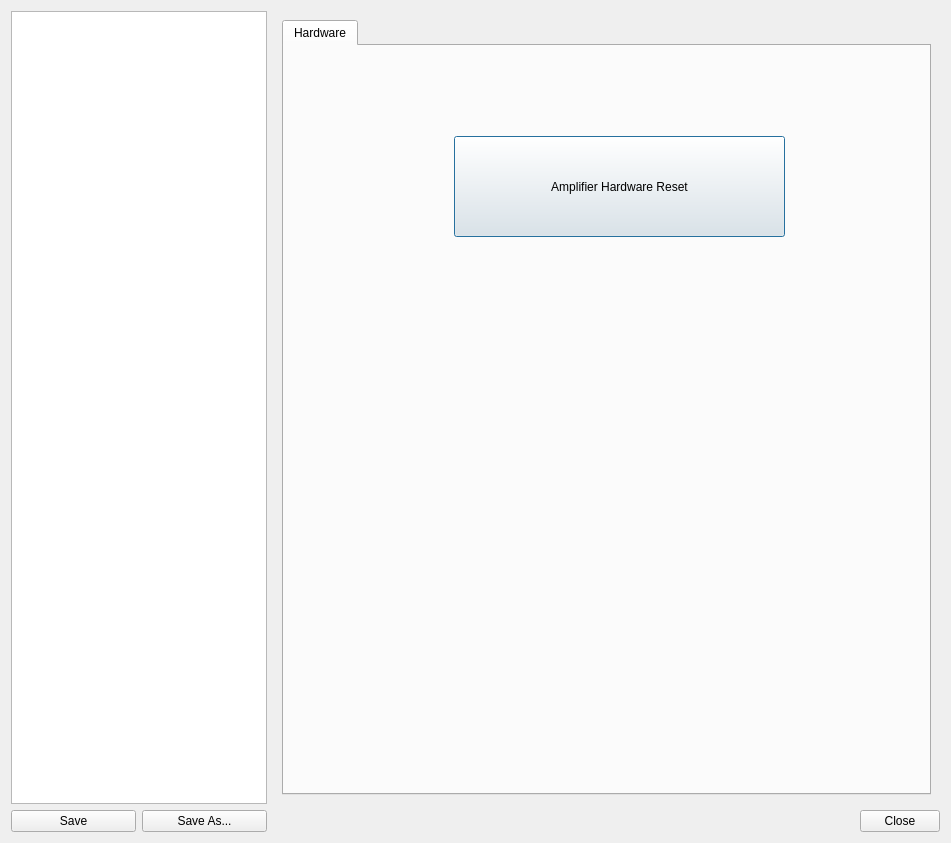
The window that src/recorder/ui/studyconfigurationdialog.ui (mannd/epsimulator) describes before a commit, drawn with Qt 5.
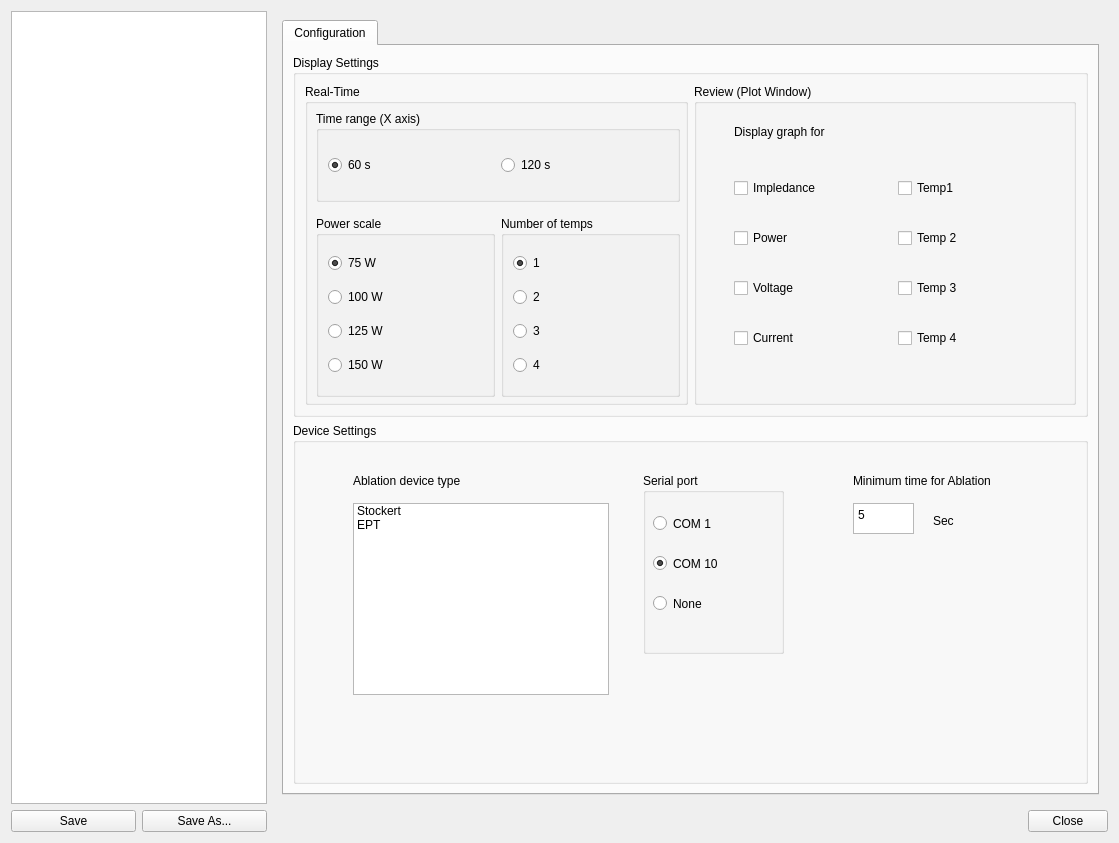
The same window after the commit.

Commit message: r465@SuperSluggo:  mannd | 2008-09-25 19:42:36 -0400  passing Study* to display windows, StudyConfiguration* to StudyConfigurationDialog  r466@SuperSluggo:  mannd | 2008-09-27 23:18:30 -0400  working on StudyConfigurationDialog

Diff of the .ui file:
```diff
--- a/src/recorder/ui/studyconfigurationdialog.ui
+++ b/src/recorder/ui/studyconfigurationdialog.ui
@@ -5,7 +5,7 @@
    <rect>
     <x>0</x>
     <y>0</y>
-    <width>951</width>
+    <width>1119</width>
     <height>843</height>
    </rect>
   </property>
@@ -26,9 +26,27 @@
    <item row="0" column="2" colspan="2" >
     <widget class="QStackedWidget" name="stackedWidget" >
      <property name="currentIndex" >
-      <number>0</number>
+      <number>15</number>
      </property>
+     <widget class="QWidget" name="blankPage" >
+      <property name="geometry" >
+       <rect>
+        <x>0</x>
+        <y>0</y>
+        <width>839</width>
+        <height>791</height>
+       </rect>
+      </property>
+     </widget>
      <widget class="QWidget" name="amplifierPage" >
+      <property name="geometry" >
+       <rect>
+        <x>0</x>
+        <y>0</y>
+        <width>839</width>
+        <height>791</height>
+       </rect>
+      </property>
       <layout class="QGridLayout" name="gridLayout" >
        <item row="0" column="0" >
         <widget class="QTabWidget" name="amplifierHardwareTab" >
@@ -40,14 +58,14 @@
            <rect>
             <x>0</x>
             <y>0</y>
-            <width>649</width>
-            <height>747</height>
+            <width>100</width>
+            <height>30</height>
            </rect>
           </property>
           <attribute name="title" >
            <string>Hardware</string>
           </attribute>
-          <widget class="QPushButton" name="pushButton" >
+          <widget class="QPushButton" name="amplifierResetButton" >
            <property name="geometry" >
             <rect>
              <x>170</x>
@@ -64,38 +82,209 @@
         </widget>
        </item>
       </layout>
-      <zorder>pushButton</zorder>
-      <zorder>amplifierHardwareTab</zorder>
      </widget>
      <widget class="QWidget" name="ecgPage" >
       <property name="geometry" >
        <rect>
         <x>0</x>
         <y>0</y>
-        <width>292</width>
+        <width>839</width>
         <height>791</height>
        </rect>
       </property>
-      <widget class="QLabel" name="label" >
-       <property name="geometry" >
-        <rect>
-         <x>210</x>
-         <y>150</y>
-         <width>63</width>
-         <height>16</height>
-        </rect>
-       </property>
-       <property name="text" >
-        <string>ECG</string>
-       </property>
-      </widget>
+      <layout class="QGridLayout" name="gridLayout_3" >
+       <item row="0" column="0" >
+        <widget class="QTabWidget" name="scaleComboBox1" >
+         <property name="currentIndex" >
+          <number>0</number>
+         </property>
+         <widget class="QWidget" name="displaySettingsTab" >
+          <property name="geometry" >
+           <rect>
+            <x>0</x>
+            <y>0</y>
+            <width>100</width>
+            <height>30</height>
+           </rect>
+          </property>
+          <attribute name="title" >
+           <string>Display Settings</string>
+          </attribute>
+          <widget class="QTableView" name="displayTableView" >
+           <property name="geometry" >
+            <rect>
+             <x>30</x>
+             <y>80</y>
+             <width>721</width>
+             <height>631</height>
+            </rect>
+           </property>
+          </widget>
+          <widget class="QWidget" name="layoutWidget" >
+           <property name="geometry" >
+            <rect>
+             <x>30</x>
+             <y>20</y>
+             <width>721</width>
+             <height>27</height>
+            </rect>
+           </property>
+           <layout class="QHBoxLayout" name="horizontalLayout_2" >
+            <item>
+             <spacer name="horizontalSpacer_2" >
+              <property name="orientation" >
+               <enum>Qt::Horizontal</enum>
+              </property>
+              <property name="sizeHint" stdset="0" >
+               <size>
+                <width>40</width>
+                <height>20</height>
+               </size>
+              </property>
+             </spacer>
+            </item>
+            <item>
+             <widget class="QLabel" name="label_3" >
+              <property name="text" >
+               <string>Scale</string>
+              </property>
+              <property name="buddy" >
+               <cstring>scaleComboBox2</cstring>
+              </property>
+             </widget>
+            </item>
+            <item>
+             <widget class="QComboBox" name="comboBox_2" >
+              <item>
+               <property name="text" >
+                <string>1/16</string>
+               </property>
+              </item>
+              <item>
+               <property name="text" >
+                <string>1/8</string>
+               </property>
+              </item>
+              <item>
+               <property name="text" >
+                <string>1/4</string>
+               </property>
+              </item>
+              <item>
+               <property name="text" >
+                <string>1/2</string>
+               </property>
+              </item>
+              <item>
+               <property name="text" >
+                <string>1</string>
+               </property>
+              </item>
+             </widget>
+            </item>
+           </layout>
+           <zorder>label_3</zorder>
+           <zorder>comboBox_2</zorder>
+           <zorder>horizontalSpacer_2</zorder>
+          </widget>
+         </widget>
+         <widget class="QWidget" name="hardwareSettingsTab" >
+          <property name="geometry" >
+           <rect>
+            <x>0</x>
+            <y>0</y>
+            <width>817</width>
+            <height>747</height>
+           </rect>
+          </property>
+          <attribute name="title" >
+           <string>Hardware Settings</string>
+          </attribute>
+          <widget class="QTableView" name="hardwareTableView" >
+           <property name="geometry" >
+            <rect>
+             <x>30</x>
+             <y>70</y>
+             <width>721</width>
+             <height>651</height>
+            </rect>
+           </property>
+          </widget>
+          <widget class="QWidget" name="layoutWidget" >
+           <property name="geometry" >
+            <rect>
+             <x>40</x>
+             <y>30</y>
+             <width>711</width>
+             <height>27</height>
+            </rect>
+           </property>
+           <layout class="QHBoxLayout" name="horizontalLayout" >
+            <item>
+             <spacer name="horizontalSpacer_3" >
+              <property name="orientation" >
+               <enum>Qt::Horizontal</enum>
+              </property>
+              <property name="sizeHint" stdset="0" >
+               <size>
+                <width>40</width>
+                <height>20</height>
+               </size>
+              </property>
+             </spacer>
+            </item>
+            <item>
+             <widget class="QLabel" name="label" >
+              <property name="text" >
+               <string>Scale</string>
+              </property>
+              <property name="buddy" >
+               <cstring>scaleComboBox2</cstring>
+              </property>
+             </widget>
+            </item>
+            <item>
+             <widget class="QComboBox" name="scaleComboBox2" >
+              <item>
+               <property name="text" >
+                <string>1/16</string>
+               </property>
+              </item>
+              <item>
+               <property name="text" >
+                <string>1/8</string>
+               </property>
+              </item>
+              <item>
+               <property name="text" >
+                <string>1/4</string>
+               </property>
+              </item>
+              <item>
+               <property name="text" >
+                <string>1/2</string>
+               </property>
+              </item>
+              <item>
+               <property name="text" >
+                <string>1</string>
+               </property>
+              </item>
+             </widget>
+            </item>
+           </layout>
+          </widget>
+         </widget>
+        </widget>
+       </item>
+      </layout>
      </widget>
      <widget class="QWidget" name="pressurePage" >
       <property name="geometry" >
        <rect>
         <x>0</x>
         <y>0</y>
-        <width>292</width>
+        <width>839</width>
         <height>791</height>
        </rect>
       </property>
@@ -118,7 +307,7 @@
        <rect>
         <x>0</x>
         <y>0</y>
-        <width>292</width>
+        <width>839</width>
         <height>791</height>
        </rect>
       </property>
@@ -128,7 +317,7 @@
        <rect>
         <x>0</x>
         <y>0</y>
-        <width>292</width>
+        <width>839</width>
         <height>791</height>
        </rect>
       </property>
@@ -138,7 +327,7 @@
        <rect>
         <x>0</x>
         <y>0</y>
-        <width>292</width>
+        <width>839</width>
         <height>791</height>
        </rect>
       </property>
@@ -148,7 +337,7 @@
        <rect>
         <x>0</x>
         <y>0</y>
-        <width>292</width>
+        <width>839</width>
         <height>791</height>
        </rect>
       </property>
@@ -158,7 +347,7 @@
        <rect>
         <x>0</x>
         <y>0</y>
-        <width>292</width>
+        <width>839</width>
         <height>791</height>
        </rect>
       </property>
@@ -168,7 +357,7 @@
        <rect>
         <x>0</x>
         <y>0</y>
-        <width>292</width>
+        <width>839</width>
         <height>791</height>
        </rect>
       </property>
@@ -178,7 +367,7 @@
        <rect>
         <x>0</x>
         <y>0</y>
-        <width>292</width>
+        <width>839</width>
         <height>791</height>
        </rect>
       </property>
@@ -188,11 +377,504 @@
        <rect>
         <x>0</x>
         <y>0</y>
-        <width>292</width>
+        <width>839</width>
         <height>791</height>
        </rect>
       </property>
      </widget>
+     <widget class="QWidget" name="inputChannelPage" >
+      <property name="geometry" >
+       <rect>
+        <x>0</x>
+        <y>0</y>
+        <width>100</width>
+        <height>30</height>
+       </rect>
+      </property>
+     </widget>
+     <widget class="QWidget" name="imagingPage" >
+      <property name="geometry" >
+       <rect>
+        <x>0</x>
+        <y>0</y>
+        <width>100</width>
+        <height>30</height>
+       </rect>
+      </property>
+     </widget>
+     <widget class="QWidget" name="analogOutPage" >
+      <property name="geometry" >
+       <rect>
+        <x>0</x>
+        <y>0</y>
+        <width>100</width>
+        <height>30</height>
+       </rect>
+      </property>
+     </widget>
+     <widget class="QWidget" name="ablationPage" >
+      <property name="geometry" >
+       <rect>
+        <x>0</x>
+        <y>0</y>
+        <width>839</width>
+        <height>791</height>
+       </rect>
+      </property>
+      <layout class="QGridLayout" name="gridLayout_4" >
+       <item row="0" column="0" >
+        <widget class="QTabWidget" name="tabWidget" >
+         <property name="currentIndex" >
+          <number>0</number>
+         </property>
+         <widget class="QWidget" name="tab_2" >
+          <property name="geometry" >
+           <rect>
+            <x>0</x>
+            <y>0</y>
+            <width>817</width>
+            <height>747</height>
+           </rect>
+          </property>
+          <attribute name="title" >
+           <string>Configuration</string>
+          </attribute>
+          <layout class="QGridLayout" name="gridLayout_7" >
+           <item row="0" column="0" >
+            <widget class="QGroupBox" name="groupBox" >
+             <property name="title" >
+              <string>Display Settings</string>
+             </property>
+             <layout class="QHBoxLayout" name="horizontalLayout_4" >
+              <item>
+               <widget class="QGroupBox" name="groupBox_2" >
+                <property name="title" >
+                 <string>Real-Time</string>
+                </property>
+                <widget class="QGroupBox" name="groupBox_5" >
+                 <property name="geometry" >
+                  <rect>
+                   <x>11</x>
+                   <y>27</y>
+                   <width>364</width>
+                   <height>91</height>
+                  </rect>
+                 </property>
+                 <property name="title" >
+                  <string>Time range (X axis)</string>
+                 </property>
+                 <property name="flat" >
+                  <bool>false</bool>
+                 </property>
+                 <property name="checkable" >
+                  <bool>false</bool>
+                 </property>
+                 <layout class="QHBoxLayout" name="horizontalLayout_3" >
+                  <item>
+                   <widget class="QRadioButton" name="radioButton" >
+                    <property name="text" >
+                     <string>60 s</string>
+                    </property>
+                    <property name="checked" >
+                     <bool>true</bool>
+                    </property>
+                   </widget>
+                  </item>
+                  <item>
+                   <widget class="QRadioButton" name="radioButton_2" >
+                    <property name="text" >
+                     <string>120 s</string>
+                    </property>
+                   </widget>
+                  </item>
+                 </layout>
+                </widget>
+                <widget class="QGroupBox" name="groupBox_6" >
+                 <property name="geometry" >
+                  <rect>
+                   <x>11</x>
+                   <y>132</y>
+                   <width>179</width>
+                   <height>181</height>
+                  </rect>
+                 </property>
+                 <property name="title" >
+                  <string>Power scale</string>
+                 </property>
+                 <layout class="QGridLayout" name="gridLayout_6" >
+                  <item row="0" column="0" >
+                   <widget class="QRadioButton" name="radioButton_3" >
+                    <property name="text" >
+                     <string>75 W</string>
+                    </property>
+                    <property name="checked" >
+                     <bool>true</bool>
+                    </property>
+                   </widget>
+                  </item>
+                  <item row="1" column="0" >
+                   <widget class="QRadioButton" name="radioButton_4" >
+                    <property name="text" >
+                     <string>100 W</string>
+                    </property>
+                   </widget>
+                  </item>
+                  <item row="2" column="0" >
+                   <widget class="QRadioButton" name="radioButton_5" >
+                    <property name="text" >
+                     <string>125 W</string>
+                    </property>
+                   </widget>
+                  </item>
+                  <item row="3" column="0" >
+                   <widget class="QRadioButton" name="radioButton_6" >
+                    <property name="text" >
+                     <string>150 W</string>
+                    </property>
+                   </widget>
+                  </item>
+                 </layout>
+                </widget>
+                <widget class="QGroupBox" name="groupBox_7" >
+                 <property name="geometry" >
+                  <rect>
+                   <x>196</x>
+                   <y>132</y>
+                   <width>179</width>
+                   <height>181</height>
+                  </rect>
+                 </property>
+                 <property name="title" >
+                  <string>Number of temps</string>
+                 </property>
+                 <layout class="QGridLayout" name="gridLayout_5" >
+                  <item row="0" column="0" >
+                   <widget class="QRadioButton" name="radioButton_7" >
+                    <property name="text" >
+                     <string>1</string>
+                    </property>
+                    <property name="checked" >
+                     <bool>true</bool>
+                    </property>
+                   </widget>
+                  </item>
+                  <item row="1" column="0" >
+                   <widget class="QRadioButton" name="radioButton_8" >
+                    <property name="text" >
+                     <string>2</string>
+                    </property>
+                   </widget>
+                  </item>
+                  <item row="2" column="0" >
+                   <widget class="QRadioButton" name="radioButton_9" >
+                    <property name="text" >
+                     <string>3</string>
+                    </property>
+                   </widget>
+                  </item>
+                  <item row="3" column="0" >
+                   <widget class="QRadioButton" name="radioButton_10" >
+                    <property name="text" >
+                     <string>4</string>
+                    </property>
+                   </widget>
+                  </item>
+                 </layout>
+                </widget>
+                <zorder>groupBox_5</zorder>
+                <zorder>groupBox_6</zorder>
+                <zorder>groupBox_7</zorder>
+                <zorder>groupBox_3</zorder>
+                <zorder>groupBox_3</zorder>
+               </widget>
+              </item>
+              <item>
+               <widget class="QGroupBox" name="groupBox_3" >
+                <property name="title" >
+                 <string>Review (Plot Window)</string>
+                </property>
+                <widget class="QLabel" name="label_4" >
+                 <property name="geometry" >
+                  <rect>
+                   <x>40</x>
+                   <y>40</y>
+                   <width>141</width>
+                   <height>16</height>
+                  </rect>
+                 </property>
+                 <property name="text" >
+                  <string>Display graph for</string>
+                 </property>
+                </widget>
+                <widget class="QWidget" name="" >
+                 <property name="geometry" >
+                  <rect>
+                   <x>40</x>
+                   <y>70</y>
+                   <width>321</width>
+                   <height>221</height>
+                  </rect>
+                 </property>
+                 <layout class="QGridLayout" name="gridLayout_9" >
+                  <item row="0" column="0" >
+                   <widget class="QCheckBox" name="checkBox" >
+                    <property name="text" >
+                     <string>Impledance</string>
+                    </property>
+                   </widget>
+                  </item>
+                  <item row="0" column="1" >
+                   <widget class="QCheckBox" name="checkBox_5" >
+                    <property name="text" >
+                     <string>Temp1</string>
+                    </property>
+                   </widget>
+                  </item>
+                  <item row="1" column="0" >
+                   <widget class="QCheckBox" name="checkBox_2" >
+                    <property name="text" >
+                     <string>Power</string>
+                    </property>
+                   </widget>
+                  </item>
+                  <item row="1" column="1" >
+                   <widget class="QCheckBox" name="checkBox_6" >
+                    <property name="text" >
+                     <string>Temp 2</string>
+                    </property>
+                   </widget>
+                  </item>
+                  <item row="2" column="0" >
+                   <widget class="QCheckBox" name="checkBox_3" >
+                    <property name="text" >
+                     <string>Voltage</string>
+                    </property>
+                   </widget>
+                  </item>
+                  <item row="2" column="1" >
+                   <widget class="QCheckBox" name="checkBox_7" >
+                    <property name="text" >
+                     <string>Temp 3</string>
+                    </property>
+                   </widget>
+                  </item>
+                  <item row="3" column="0" >
+                   <widget class="QCheckBox" name="checkBox_4" >
+                    <property name="text" >
+                     <string>Current</string>
+                    </property>
+                   </widget>
+                  </item>
+                  <item row="3" column="1" >
+                   <widget class="QCheckBox" name="checkBox_8" >
+                    <property name="text" >
+                     <string>Temp 4</string>
+                    </property>
+                   </widget>
+                  </item>
+                 </layout>
+                </widget>
+                <zorder>label_4</zorder>
+                <zorder>checkBox</zorder>
+                <zorder>checkBox_2</zorder>
+                <zorder>checkBox_3</zorder>
+                <zorder>checkBox_4</zorder>
+                <zorder>checkBox_5</zorder>
+                <zorder>checkBox_6</zorder>
+                <zorder>checkBox_7</zorder>
+                <zorder>checkBox_8</zorder>
+                <zorder>gridLayoutWidget</zorder>
+                <zorder>groupBox_4</zorder>
+               </widget>
+              </item>
+             </layout>
+            </widget>
+           </item>
+           <item row="1" column="0" >
+            <widget class="QGroupBox" name="groupBox_4" >
+             <property name="title" >
+              <string>Device Settings</string>
+             </property>
+             <widget class="QListWidget" name="listWidget" >
+              <property name="geometry" >
+               <rect>
+                <x>60</x>
+                <y>80</y>
+                <width>256</width>
+                <height>192</height>
+               </rect>
+              </property>
+              <item>
+               <property name="text" >
+                <string>Stockert</string>
+               </property>
+              </item>
+              <item>
+               <property name="text" >
+                <string>EPT</string>
+               </property>
+              </item>
+              <item>
+               <property name="text" >
+                <string/>
+               </property>
+              </item>
+             </widget>
+             <widget class="QLabel" name="label_5" >
+              <property name="geometry" >
+               <rect>
+                <x>60</x>
+                <y>50</y>
+                <width>151</width>
+                <height>16</height>
+               </rect>
+              </property>
+              <property name="text" >
+               <string>Ablation device type</string>
+              </property>
+             </widget>
+             <widget class="QGroupBox" name="groupBox_8" >
+              <property name="geometry" >
+               <rect>
+                <x>350</x>
+                <y>50</y>
+                <width>141</width>
+                <height>181</height>
+               </rect>
+              </property>
+              <property name="title" >
+               <string>Serial port</string>
+              </property>
+              <widget class="QRadioButton" name="radioButton_11" >
+               <property name="geometry" >
+                <rect>
+                 <x>10</x>
+                 <y>40</y>
+                 <width>100</width>
+                 <height>21</height>
+                </rect>
+               </property>
+               <property name="text" >
+                <string>COM 1</string>
+               </property>
+              </widget>
+              <widget class="QRadioButton" name="radioButton_12" >
+               <property name="geometry" >
+                <rect>
+                 <x>10</x>
+                 <y>80</y>
+                 <width>100</width>
+                 <height>21</height>
+                </rect>
+               </property>
+               <property name="text" >
+                <string>COM 10</string>
+               </property>
+               <property name="checked" >
+                <bool>true</bool>
+               </property>
+              </widget>
+              <widget class="QRadioButton" name="radioButton_13" >
+               <property name="geometry" >
+                <rect>
+                 <x>10</x>
+                 <y>120</y>
+                 <width>100</width>
+                 <height>21</height>
+                </rect>
+               </property>
+               <property name="text" >
+                <string>None</string>
+               </property>
+              </widget>
+             </widget>
+             <widget class="QLabel" name="label_6" >
+              <property name="geometry" >
+               <rect>
+                <x>560</x>
+                <y>50</y>
+                <width>201</width>
+                <height>16</height>
+               </rect>
+              </property>
+              <property name="text" >
+               <string>Minimum time for Ablation</string>
+              </property>
+             </widget>
+             <widget class="QPlainTextEdit" name="plainTextEdit" >
+              <property name="geometry" >
+               <rect>
+                <x>560</x>
+                <y>80</y>
+                <width>61</width>
+                <height>31</height>
+               </rect>
+              </property>
+              <property name="plainText" >
+               <string>5</string>
+              </property>
+             </widget>
+             <widget class="QLabel" name="label_7" >
+              <property name="geometry" >
+               <rect>
+                <x>640</x>
+                <y>90</y>
+                <width>63</width>
+                <height>16</height>
+               </rect>
+              </property>
+              <property name="text" >
+               <string>Sec</string>
+              </property>
+             </widget>
+            </widget>
+           </item>
+          </layout>
+         </widget>
+        </widget>
+       </item>
+      </layout>
+     </widget>
+     <widget class="QWidget" name="measurementsPage" >
+      <property name="geometry" >
+       <rect>
+        <x>0</x>
+        <y>0</y>
+        <width>100</width>
+        <height>30</height>
+       </rect>
+      </property>
+     </widget>
+     <widget class="QWidget" name="protocolListPage" >
+      <property name="geometry" >
+       <rect>
+        <x>0</x>
+        <y>0</y>
+        <width>100</width>
+        <height>30</height>
+       </rect>
+      </property>
+     </widget>
+     <widget class="QWidget" name="activationAlignmentPage" >
+      <property name="geometry" >
+       <rect>
+        <x>0</x>
+        <y>0</y>
+        <width>100</width>
+        <height>30</height>
+       </rect>
+      </property>
+     </widget>
+     <widget class="QWidget" name="mappingPage" >
+      <property name="geometry" >
+       <rect>
+        <x>0</x>
+        <y>0</y>
+        <width>100</width>
+        <height>30</height>
+       </rect>
+      </property>
+     </widget>
     </widget>
    </item>
    <item row="1" column="0" >
@@ -209,13 +891,6 @@
      </property>
     </widget>
    </item>
-   <item row="1" column="3" >
-    <widget class="QPushButton" name="closeButton" >
-     <property name="text" >
-      <string>Close</string>
-     </property>
-    </widget>
-   </item>
    <item row="1" column="2" >
     <spacer name="horizontalSpacer" >
      <property name="orientation" >
@@ -229,6 +904,13 @@
      </property>
     </spacer>
    </item>
+   <item row="1" column="3" >
+    <widget class="QPushButton" name="closeButton" >
+     <property name="text" >
+      <string>Close</string>
+     </property>
+    </widget>
+   </item>
   </layout>
  </widget>
  <resources/>
```
Left out of the diff: 4 changed lines with no effect on the pictures. The commit also changes 18 other files.
